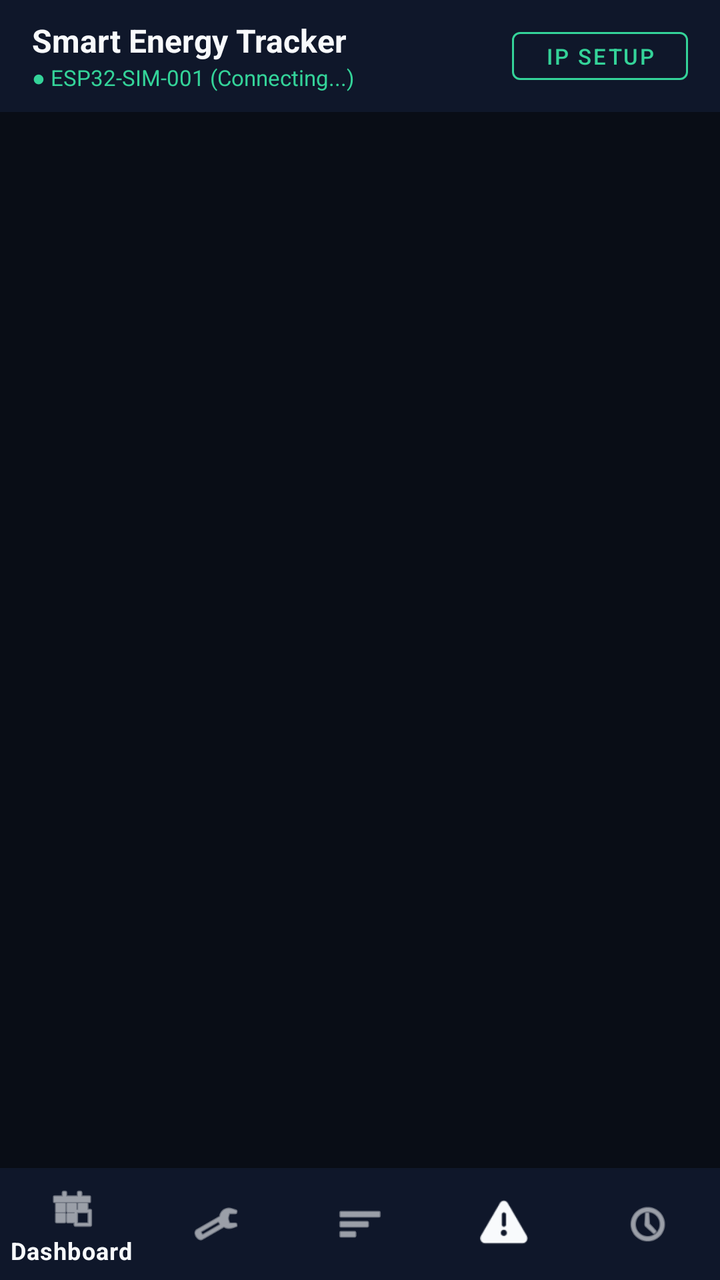
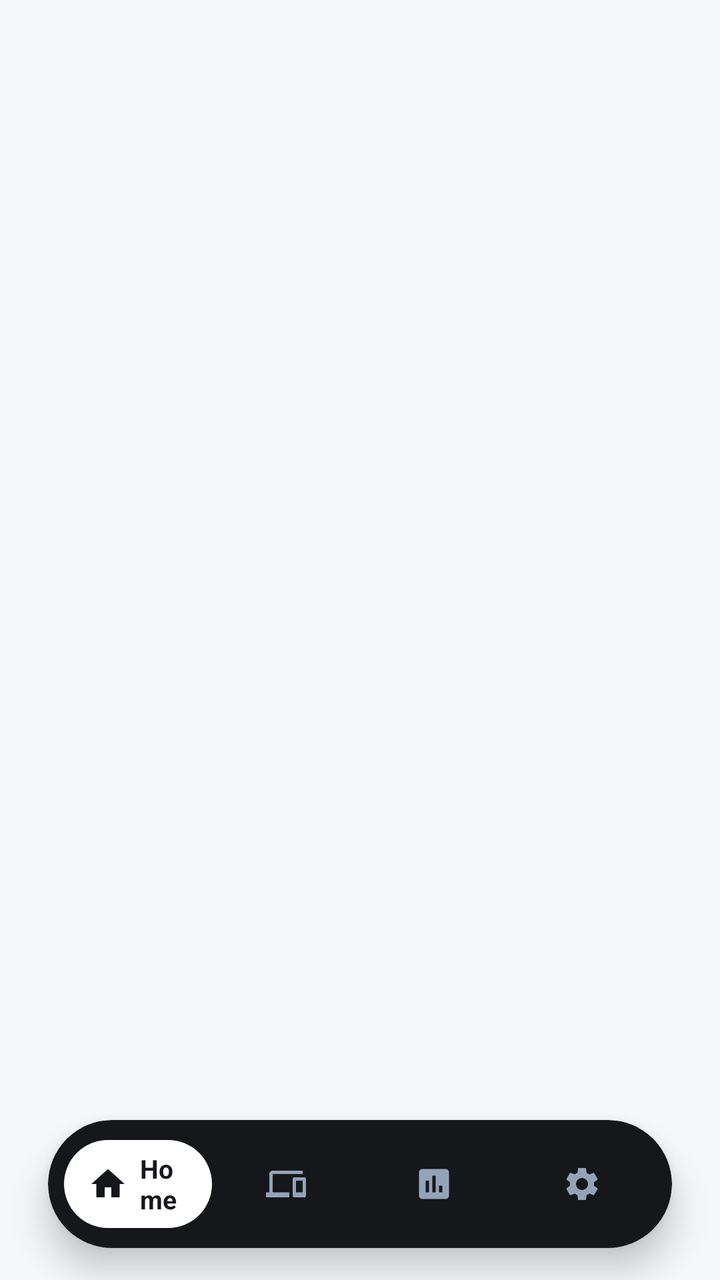

Screens rendered from an Android XML layout before and after an edit, with the pre-edit source and the edit as a unified diff.
<!-- AndroidManifest.xml: application theme Theme.SmartEnergyTracker -->
<!-- res/layout/activity_main.xml -->
<?xml version="1.0" encoding="utf-8"?>
<androidx.constraintlayout.widget.ConstraintLayout xmlns:android="http://schemas.android.com/apk/res/android"
    xmlns:app="http://schemas.android.com/apk/res-auto"
    android:layout_width="match_parent"
    android:layout_height="match_parent"
    android:background="@color/bg_dark">

    
    <androidx.appcompat.widget.Toolbar
        android:id="@+id/toolbar"
        android:layout_width="0dp"
        android:layout_height="56dp"
        android:background="@color/card_dark"
        app:layout_constraintEnd_toEndOf="parent"
        app:layout_constraintStart_toStartOf="parent"
        app:layout_constraintTop_toTopOf="parent">

        <LinearLayout
            android:layout_width="match_parent"
            android:layout_height="match_parent"
            android:gravity="center_vertical"
            android:orientation="horizontal"
            android:paddingEnd="16dp">

            <LinearLayout
                android:layout_width="0dp"
                android:layout_height="wrap_content"
                android:layout_weight="1"
                android:orientation="vertical">

                <TextView
                    android:id="@+id/tvAppTitle"
                    android:layout_width="wrap_content"
                    android:layout_height="wrap_content"
                    android:text="Smart Energy Tracker"
                    android:textColor="@color/text_white"
                    android:textSize="16sp"
                    android:textStyle="bold" />

                <TextView
                    android:id="@+id/tvGatewayStatus"
                    android:layout_width="wrap_content"
                    android:layout_height="wrap_content"
                    android:text="● ESP32-SIM-001 (Connecting...)"
                    android:textColor="@color/emerald_400"
                    android:textSize="11sp" />
            </LinearLayout>

            
            <com.google.android.material.button.MaterialButton
                android:id="@+id/btnSetServerIp"
                style="@style/Widget.MaterialComponents.Button.OutlinedButton"
                android:layout_width="wrap_content"
                android:layout_height="36dp"
                android:text="IP Setup"
                android:textColor="@color/emerald_400"
                android:textSize="11sp"
                app:strokeColor="@color/emerald_400" />

        </LinearLayout>

    </androidx.appcompat.widget.Toolbar>

    
    <FrameLayout
        android:id="@+id/fragment_container"
        android:layout_width="0dp"
        android:layout_height="0dp"
        app:layout_constraintBottom_toTopOf="@+id/bottom_navigation"
        app:layout_constraintEnd_toEndOf="parent"
        app:layout_constraintStart_toStartOf="parent"
        app:layout_constraintTop_toBottomOf="@+id/toolbar" />

    
    <com.google.android.material.bottomnavigation.BottomNavigationView
        android:id="@+id/bottom_navigation"
        android:layout_width="0dp"
        android:layout_height="wrap_content"
        android:background="@color/card_dark"
        app:itemIconTint="@color/text_white"
        app:itemTextColor="@color/text_white"
        app:layout_constraintBottom_toBottomOf="parent"
        app:layout_constraintEnd_toEndOf="parent"
        app:layout_constraintStart_toStartOf="parent"
        app:menu="@menu/bottom_nav_menu" />

</androidx.constraintlayout.widget.ConstraintLayout>
<!-- resources referenced by this layout -->
<resources>
  <color name="bg_dark">#090D16</color>
  <color name="card_dark">#0F172A</color>
  <color name="emerald_400">#34D399</color>
  <color name="text_white">#F8FAFC</color>
  <style name="Theme.SmartEnergyTracker" parent="Theme.MaterialComponents.DayNight.NoActionBar">
          <item name="colorPrimary">@color/emerald_500</item>
          <item name="colorPrimaryVariant">@color/emerald_400</item>
          <item name="colorOnPrimary">@color/bg_dark</item>
          <item name="android:windowBackground">@color/bg_dark</item>
          <item name="android:statusBarColor">@color/bg_dark</item>
          <item name="android:navigationBarColor">@color/card_dark</item>
      </style>
  <color name="emerald_500">#10B981</color>
</resources>

<!-- the commit's change to res/layout/activity_main.xml (unified diff, before → after) -->
@@ -1,87 +1,171 @@
 <?xml version="1.0" encoding="utf-8"?>
-<androidx.constraintlayout.widget.ConstraintLayout xmlns:android="http://schemas.android.com/apk/res/android"
+<androidx.coordinatorlayout.widget.CoordinatorLayout 
+    xmlns:android="http://schemas.android.com/apk/res/android"
     xmlns:app="http://schemas.android.com/apk/res-auto"
+    android:id="@+id/coordinatorLayout"
     android:layout_width="match_parent"
     android:layout_height="match_parent"
-    android:background="@color/bg_dark">
-
-    
-    <androidx.appcompat.widget.Toolbar
-        android:id="@+id/toolbar"
-        android:layout_width="0dp"
-        android:layout_height="56dp"
-        android:background="@color/card_dark"
-        app:layout_constraintEnd_toEndOf="parent"
-        app:layout_constraintStart_toStartOf="parent"
-        app:layout_constraintTop_toTopOf="parent">
-
-        <LinearLayout
-            android:layout_width="match_parent"
-            android:layout_height="match_parent"
-            android:gravity="center_vertical"
-            android:orientation="horizontal"
-            android:paddingEnd="16dp">
-
-            <LinearLayout
-                android:layout_width="0dp"
-                android:layout_height="wrap_content"
-                android:layout_weight="1"
-                android:orientation="vertical">
-
-                <TextView
-                    android:id="@+id/tvAppTitle"
-                    android:layout_width="wrap_content"
-                    android:layout_height="wrap_content"
-                    android:text="Smart Energy Tracker"
-                    android:textColor="@color/text_white"
-                    android:textSize="16sp"
-                    android:textStyle="bold" />
-
-                <TextView
-                    android:id="@+id/tvGatewayStatus"
-                    android:layout_width="wrap_content"
-                    android:layout_height="wrap_content"
-                    android:text="● ESP32-SIM-001 (Connecting...)"
-                    android:textColor="@color/emerald_400"
-                    android:textSize="11sp" />
-            </LinearLayout>
-
-            
-            <com.google.android.material.button.MaterialButton
-                android:id="@+id/btnSetServerIp"
-                style="@style/Widget.MaterialComponents.Button.OutlinedButton"
-                android:layout_width="wrap_content"
-                android:layout_height="36dp"
-                android:text="IP Setup"
-                android:textColor="@color/emerald_400"
-                android:textSize="11sp"
-                app:strokeColor="@color/emerald_400" />
-
-        </LinearLayout>
-
-    </androidx.appcompat.widget.Toolbar>
+    android:background="@color/bg_light">
 
     
     <FrameLayout
         android:id="@+id/fragment_container"
-        android:layout_width="0dp"
-        android:layout_height="0dp"
-        app:layout_constraintBottom_toTopOf="@+id/bottom_navigation"
-        app:layout_constraintEnd_toEndOf="parent"
-        app:layout_constraintStart_toStartOf="parent"
-        app:layout_constraintTop_toBottomOf="@+id/toolbar" />
+        android:layout_width="match_parent"
+        android:layout_height="match_parent"
+        android:layout_marginBottom="72dp" />
 
     
-    <com.google.android.material.bottomnavigation.BottomNavigationView
-        android:id="@+id/bottom_navigation"
-        android:layout_width="0dp"
-        android:layout_height="wrap_content"
-        android:background="@color/card_dark"
-        app:itemIconTint="@color/text_white"
-        app:itemTextColor="@color/text_white"
-        app:layout_constraintBottom_toBottomOf="parent"
-        app:layout_constraintEnd_toEndOf="parent"
-        app:layout_constraintStart_toStartOf="parent"
-        app:menu="@menu/bottom_nav_menu" />
+    <androidx.cardview.widget.CardView
+        android:id="@+id/dockCard"
+        android:layout_width="match_parent"
+        android:layout_height="64dp"
+        android:layout_gravity="bottom"
+        android:layout_marginStart="24dp"
+        android:layout_marginEnd="24dp"
+        android:layout_marginBottom="16dp"
+        app:cardBackgroundColor="@color/floating_dock_bg"
+        app:cardCornerRadius="32dp"
+        app:cardElevation="10dp"
+        app:cardPreventCornerOverlap="false">
 
-</androidx.constraintlayout.widget.ConstraintLayout>
+        <LinearLayout
+            android:id="@+id/dockContainer"
+            android:layout_width="match_parent"
+            android:layout_height="match_parent"
+            android:gravity="center"
+            android:orientation="horizontal"
+            android:paddingStart="8dp"
+            android:paddingEnd="8dp">
+
+            
+            <LinearLayout
+                android:id="@+id/nav_home"
+                android:layout_width="0dp"
+                android:layout_height="44dp"
+                android:layout_weight="1"
+                android:background="@drawable/bg_active_nav_pill"
+                android:clickable="true"
+                android:focusable="true"
+                android:gravity="center"
+                android:orientation="horizontal"
+                android:paddingStart="12dp"
+                android:paddingEnd="12dp">
+
+                <ImageView
+                    android:id="@+id/iv_nav_home"
+                    android:layout_width="20dp"
+                    android:layout_height="20dp"
+                    android:src="@drawable/ic_home"
+                    app:tint="@color/active_nav_text" />
+
+                <TextView
+                    android:id="@+id/tv_nav_home"
+                    android:layout_width="wrap_content"
+                    android:layout_height="wrap_content"
+                    android:layout_marginStart="6dp"
+                    android:text="Home"
+                    android:textColor="@color/active_nav_text"
+                    android:textSize="13sp"
+                    android:textStyle="bold" />
+            </LinearLayout>
+
+            
+            <LinearLayout
+                android:id="@+id/nav_devices"
+                android:layout_width="0dp"
+                android:layout_height="44dp"
+                android:layout_weight="1"
+                android:clickable="true"
+                android:focusable="true"
+                android:gravity="center"
+                android:orientation="horizontal"
+                android:paddingStart="8dp"
+                android:paddingEnd="8dp">
+
+                <ImageView
+                    android:id="@+id/iv_nav_devices"
+                    android:layout_width="20dp"
+                    android:layout_height="20dp"
+                    android:src="@drawable/ic_devices"
+                    app:tint="@color/inactive_nav_text" />
+
+                <TextView
+                    android:id="@+id/tv_nav_devices"
+                    android:layout_width="wrap_content"
+                    android:layout_height="wrap_content"
+                    android:layout_marginStart="6dp"
+                    android:text="Devices"
+                    android:textColor="@color/active_nav_text"
+                    android:textSize="13sp"
+                    android:textStyle="bold"
+                    android:visibility="gone" />
+            </LinearLayout>
+
+            
+            <LinearLayout
+                android:id="@+id/nav_analytics"
+                android:layout_width="0dp"
+                android:layout_height="44dp"
+                android:layout_weight="1"
+                android:clickable="true"
+                android:focusable="true"
+                android:gravity="center"
+                android:orientation="horizontal"
+                android:paddingStart="8dp"
+                android:paddingEnd="8dp">
+
+                <ImageView
+                    android:id="@+id/iv_nav_analytics"
+                    android:layout_width="20dp"
+                    android:layout_height="20dp"
+                    android:src="@drawable/ic_analytics"
+                    app:tint="@color/inactive_nav_text" />
+
+                <TextView
+                    android:id="@+id/tv_nav_analytics"
+                    android:layout_width="wrap_content"
+                    android:layout_height="wrap_content"
+                    android:layout_marginStart="6dp"
+                    android:text="Stats"
+                    android:textColor="@color/active_nav_text"
+                    android:textSize="13sp"
+                    android:textStyle="bold"
+                    android:visibility="gone" />
+            </LinearLayout>
+
+            
+            <LinearLayout
+                android:id="@+id/nav_automations"
+                android:layout_width="0dp"
+                android:layout_height="44dp"
+                android:layout_weight="1"
+                android:clickable="true"
+                android:focusable="true"
+                android:gravity="center"
+                android:orientation="horizontal"
+                android:paddingStart="8dp"
+                android:paddingEnd="8dp">
+
+                <ImageView
+                    android:id="@+id/iv_nav_automations"
+                    android:layout_width="20dp"
+                    android:layout_height="20dp"
+                    android:src="@drawable/ic_automations"
+                    app:tint="@color/inactive_nav_text" />
+
+                <TextView
+                    android:id="@+id/tv_nav_automations"
+                    android:layout_width="wrap_content"
+                    android:layout_height="wrap_content"
+                    android:layout_marginStart="6dp"
+                    android:text="Auto"
+                    android:textColor="@color/active_nav_text"
+                    android:textSize="13sp"
+                    android:textStyle="bold"
+                    android:visibility="gone" />
+            </LinearLayout>
+
+        </LinearLayout>
+    </androidx.cardview.widget.CardView>
+
+</androidx.coordinatorlayout.widget.CoordinatorLayout>
<!-- resource entries referenced after the edit -->
@@ -1,17 +1,68 @@
 <!-- resources referenced by this layout -->
 <resources>
-  <color name="bg_dark">#090D16</color>
-  <color name="card_dark">#0F172A</color>
-  <color name="emerald_400">#34D399</color>
-  <color name="text_white">#F8FAFC</color>
+  <color name="active_nav_text">#16171B</color>
+  <color name="bg_light">#F6F7FB</color>
+  <color name="floating_dock_bg">#16171B</color>
+  <color name="inactive_nav_text">#94A3B8</color>
+  <!-- drawable bg_active_nav_pill (drawable) -->
+  <?xml version="1.0" encoding="utf-8"?>
+  <shape xmlns:android="http://schemas.android.com/apk/res/android"
+      android:shape="rectangle">
+      <solid android:color="@color/active_nav_pill_bg" />
+      <corners android:radius="24dp" />
+  </shape>
+  <!-- drawable ic_analytics (drawable) -->
+  <vector xmlns:android="http://schemas.android.com/apk/res/android"
+      android:width="24dp"
+      android:height="24dp"
+      android:viewportWidth="24"
+      android:viewportHeight="24">
+      <path
+          android:fillColor="#94A3B8"
+          android:pathData="M19,3H5c-1.1,0 -2,0.9 -2,2v14c0,1.1 0.9,2 2,2h14c1.1,0 2,-0.9 2,-2V5c0,-1.1 -0.9,-2 -2,-2zM9,17H7v-7h2v7zm4,0h-2V7h2v10zm4,0h-2v-4h2v4z"/>
+  </vector>
+  <!-- drawable ic_automations (drawable) -->
+  <vector xmlns:android="http://schemas.android.com/apk/res/android"
+      android:width="24dp"
+      android:height="24dp"
+      android:viewportWidth="24"
+      android:viewportHeight="24">
+      <path
+          android:fillColor="#94A3B8"
+          android:pathData="M19.14,12.94c0.04,-0.3 0.06,-0.61 0.06,-0.94 0,-0.32 -0.02,-0.64 -0.07,-0.94l2.03,-1.58c0.18,-0.14 0.23,-0.41 0.12,-0.61l-1.92,-3.32c-0.12,-0.22 -0.37,-0.29 -0.59,-0.22l-2.39,0.96c-0.5,-0.38 -1.03,-0.7 -1.62,-0.94l-0.36,-2.54c-0.04,-0.24 -0.24,-0.41 -0.48,-0.41h-3.84c-0.24,0 -0.43,0.17 -0.47,0.41l-0.36,2.54c-0.59,0.24 -1.13,0.57 -1.62,0.94l-2.39,-0.96c-0.22,-0.08 -0.47,0 -0.59,0.22L2.74,8.87c-0.12,0.21 -0.08,0.47 0.12,0.61l2.03,1.58c-0.05,0.3 -0.09,0.63 -0.09,0.94s0.02,0.64 0.07,0.94l-2.03,1.58c-0.18,0.14 -0.23,0.41 -0.12,0.61l1.92,3.32c0.12,0.22 0.37,0.29 0.59,0.22l2.39,-0.96c0.5,0.38 1.03,0.7 1.62,0.94l0.36,2.54c0.05,0.24 0.24,0.41 0.48,0.41h3.84c0.24,0 0.44,-0.17 0.47,-0.41l0.36,-2.54c0.59,-0.24 1.13,-0.56 1.62,-0.94l2.39,0.96c0.22,0.08 0.47,0 0.59,-0.22l1.92,-3.32c0.12,-0.22 0.07,-0.47 -0.12,-0.61l-2.01,-1.58zM12,15.6c-1.98,0 -3.6,-1.62 -3.6,-3.6s1.62,-3.6 3.6,-3.6 3.6,1.62 3.6,3.6 -1.62,3.6 -3.6,3.6z"/>
+  </vector>
+  <!-- drawable ic_devices (drawable) -->
+  <vector xmlns:android="http://schemas.android.com/apk/res/android"
+      android:width="24dp"
+      android:height="24dp"
+      android:viewportWidth="24"
+      android:viewportHeight="24">
+      <path
+          android:fillColor="#94A3B8"
+          android:pathData="M4,6h18V4H4c-1.1,0 -2,0.9 -2,2v11H0v3h14v-3H4V6zm19,2h-6c-0.55,0 -1,0.45 -1,1v10c0,0.55 0.45,1 1,1h6c0.55,0 1,-0.45 1,-1V9c0,-0.55 -0.45,-1 -1,-1zm-1,9h-4v-7h4v7z"/>
+  </vector>
+  <!-- drawable ic_home (drawable) -->
+  <vector xmlns:android="http://schemas.android.com/apk/res/android"
+      android:width="24dp"
+      android:height="24dp"
+      android:viewportWidth="24"
+      android:viewportHeight="24">
+      <path
+          android:fillColor="#FFFFFF"
+          android:pathData="M10,20v-6h4v6h5v-8h3L12,3 2,12h3v8z"/>
+  </vector>
   <style name="Theme.SmartEnergyTracker" parent="Theme.MaterialComponents.DayNight.NoActionBar">
-          <item name="colorPrimary">@color/emerald_500</item>
-          <item name="colorPrimaryVariant">@color/emerald_400</item>
-          <item name="colorOnPrimary">@color/bg_dark</item>
-          <item name="android:windowBackground">@color/bg_dark</item>
-          <item name="android:statusBarColor">@color/bg_dark</item>
-          <item name="android:navigationBarColor">@color/card_dark</item>
+          <item name="colorPrimary">@color/card_purple_primary</item>
+          <item name="colorPrimaryVariant">@color/card_purple_dark</item>
+          <item name="colorOnPrimary">@color/text_white</item>
+          <item name="android:windowBackground">@color/bg_light</item>
+          <item name="android:statusBarColor">@color/bg_light</item>
+          <item name="android:windowLightStatusBar" tools:targetApi="m">true</item>
+          <item name="android:navigationBarColor">@color/bg_light</item>
       </style>
-  <color name="emerald_500">#10B981</color>
+  <color name="active_nav_pill_bg">#FFFFFF</color>
+  <color name="card_purple_primary">#7C3AED</color>
+  <color name="card_purple_dark">#6D28D9</color>
+  <color name="text_white">#FFFFFF</color>
 </resources>
 
